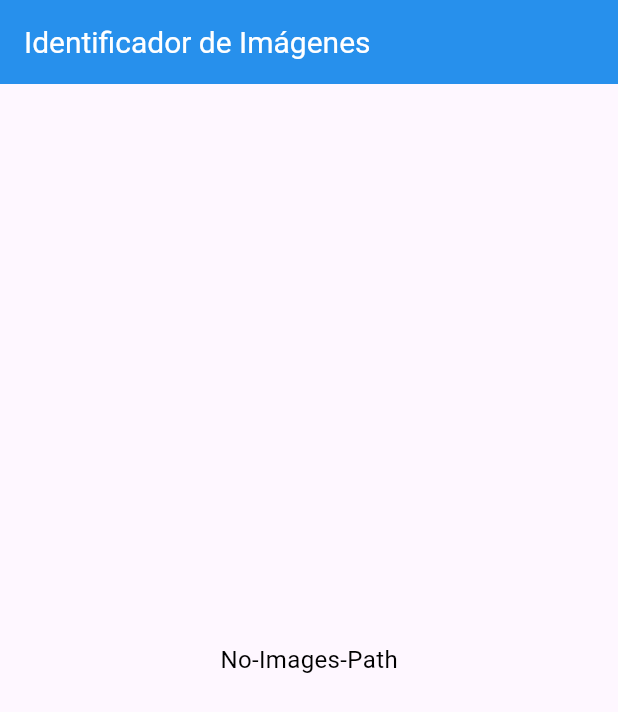
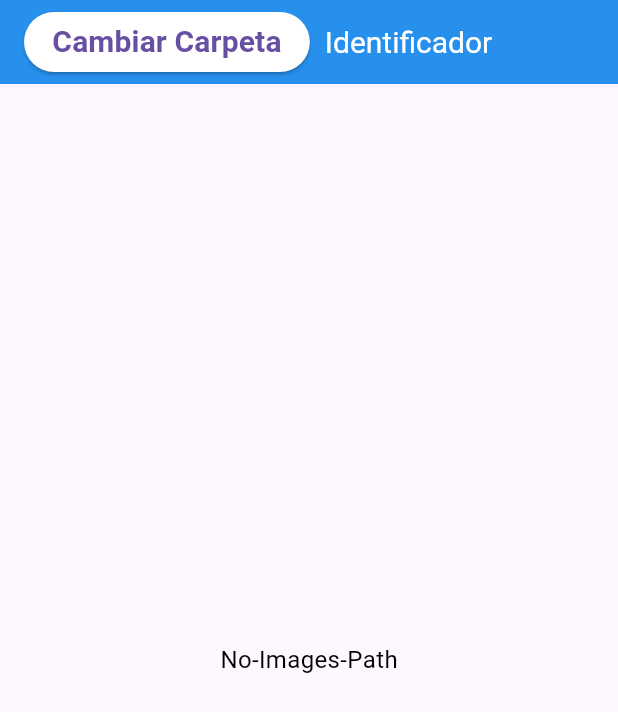
Before and after one commit to Fabian-Castro-C/Nastid, a Flutter app: the IdentifierScreen screen opened by its route, on a phone screen of 412 x 824 dp. Shown: the top 712 px of the screen. Run offline on Flutter 3.47's test engine with Material 3 defaults, Android fonts, the light colour scheme and no system bars; our stand-ins replace bloc, flutter_bloc, go_router, google_fonts; missing offline and left inert: file_selector.

Commit message:
Boton de cambiar archibo implementado y funcionando

```diff
--- /dev/null
+++ b/lib/presentation/screens/identifier/change_folder_button.dart
@@ -0,0 +1,35 @@
+import 'package:flutter/material.dart';
+import 'package:file_selector/file_selector.dart';
+import 'package:go_router/go_router.dart';
+import 'package:flutter_bloc/flutter_bloc.dart';
+import 'package:nastid/presentation/blocs/blocs.dart';
+
+class ChangeFolderButton extends StatelessWidget {
+  const ChangeFolderButton({super.key});
+
+  @override
+  Widget build(BuildContext context) {
+    return ElevatedButton(
+      style: ElevatedButton.styleFrom(
+        backgroundColor: const Color.fromARGB(255, 255, 255, 255),
+
+      ),
+      onPressed: () async {
+        try {
+          final pathImagesFolder = await getDirectoryPath();
+          if (pathImagesFolder != null) {
+            context.read<PathImagesFolderCubit>().setPathFolder(pathImagesFolder);
+          }
+        } catch (e) {
+          // Manejar el error aquí. Por ejemplo, mostrando un snackbar con el mensaje de error.
+          ScaffoldMessenger.of(context).showSnackBar(
+            SnackBar(
+              content: Text('Ocurrió un error al seleccionar la carpeta: $e'),
+            ),
+          );
+        }
+      },
+      child: const Text('Cambiar Carpeta'),
+    );
+  }
+}
--- a/lib/presentation/screens/identifier/identifier_screen.dart
+++ b/lib/presentation/screens/identifier/identifier_screen.dart
@@ -1,6 +1,8 @@
 import 'package:flutter/material.dart';
 import 'package:flutter_bloc/flutter_bloc.dart'; // Import the library that defines 'read'
 import 'package:nastid/presentation/blocs/identifier/path_folder_images_cubit.dart';
+import 'package:nastid/presentation/screens/identifier/change_folder_button.dart';
+import 'change_folder_button.dart';
 
 class IdentifierScreen extends StatefulWidget {
   const IdentifierScreen({super.key});
@@ -19,7 +21,13 @@ class _IdentifierScreenState extends State<IdentifierScreen> {
 
     return Scaffold(
       appBar: AppBar(
-        title: const Text('Identificador de Imágenes'),
+        title: const Row(
+          children: [
+            ChangeFolderButton(), // Botón para cambiar la carpeta
+            SizedBox(width: 10),
+            Center(child: Text('Identificador')), // Título de la pantalla
+          ],
+        ),
       ),
       body: Center(
         child: Text(path), // Muestra el path en pantalla
```
